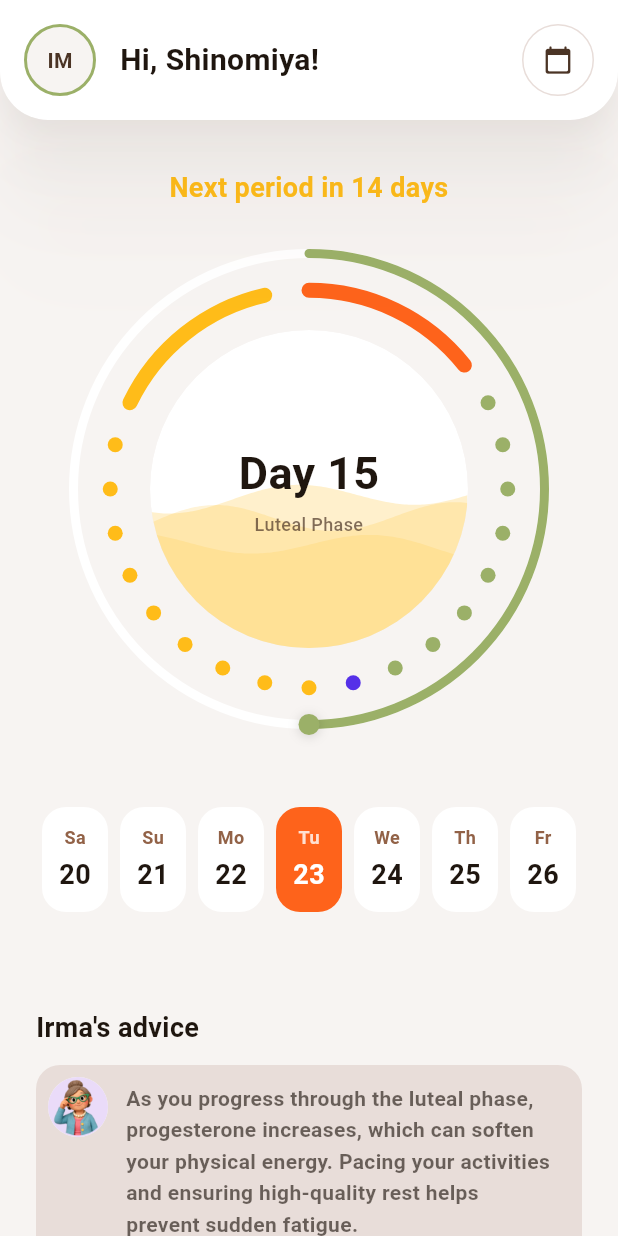
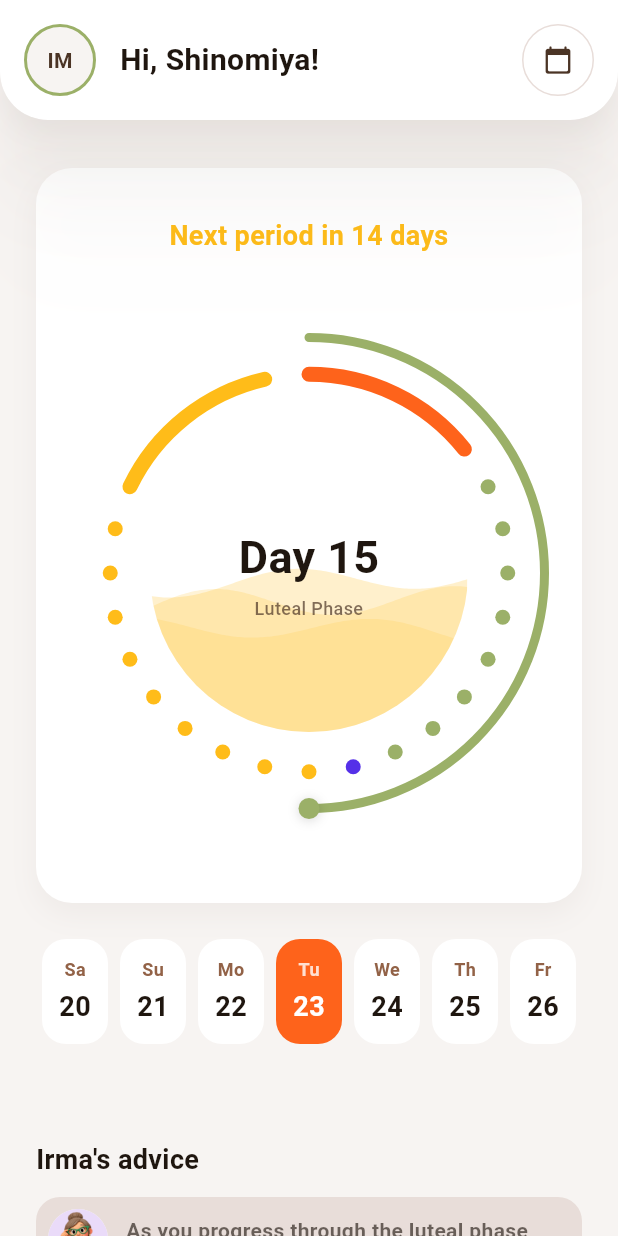
Before and after one commit to dsegelov123/Irma-App, a Flutter app: the DashboardView screen opened directly with empty values, on a phone screen of 412 x 824 dp. Run offline on Flutter 3.47's test engine with Material 3 defaults, Android fonts, the phone set to English and light mode, and no system bars; our stand-ins replace flutter_secure_storage, flutter_svg, google_fonts, hive_flutter, local_auth, phosphor_flutter; accounts and stored records are empty.

Commit message:
Redesign dashboard layout: put cycle indicator in a white box container, and wrap wellness cards in a white, full-width container with a Body, Mind & Soul title

```diff
--- a/lib/views/dashboard_view.dart
+++ b/lib/views/dashboard_view.dart
@@ -98,6 +98,25 @@ class _DashboardViewState extends State<DashboardView> {
                           ),
                           child: Column(
                             children: [
+                              Container(
+                                width: double.infinity,
+                                decoration: BoxDecoration(
+                                  color: Colors.white,
+                                  borderRadius: BorderRadius.circular(IrmaRadius.stat),
+                                  boxShadow: [
+                                    BoxShadow(
+                                      color: IrmaColors.brown80.withValues(alpha: 0.05),
+                                      blurRadius: 16,
+                                      offset: const Offset(0, 8),
+                                    ),
+                                  ],
+                                ),
+                                padding: const EdgeInsets.symmetric(
+                                  horizontal: IrmaSpacing.lg,
+                                  vertical: IrmaSpacing.xl,
+                                ),
+                                child: Column(
+                                  children: [
                                     Text(
                                       isLate ? 'Period is late!' : 'Next period in $daysUntil days',
                                       style: IrmaTextStyles.labelXl.copyWith(
@@ -105,6 +124,7 @@ class _DashboardViewState extends State<DashboardView> {
                                       ),
                                       textAlign: TextAlign.center,
                                     ),
+                                    const SizedBox(height: IrmaSpacing.lg),
                                     Center(
                                       child: IrmaCycleCircularIndicator(
                                         progress: (selectedCycleDay / avgLength).clamp(0.0, 1.0),
@@ -113,6 +133,9 @@ class _DashboardViewState extends State<DashboardView> {
                                         periodDuration: periodDuration,
                                         phaseName: selectedPhase,
                                         phaseColor: phaseStyle.color,
+                                      ),
+                                    ),
+                                  ],
                                 ),
                               ),
                               const SizedBox(height: IrmaSpacing.lg),
@@ -215,6 +238,25 @@ class _DashboardViewState extends State<DashboardView> {
                         ),
                         child: Column(
                           children: [
+                            Container(
+                              width: double.infinity,
+                              decoration: BoxDecoration(
+                                color: Colors.white,
+                                borderRadius: BorderRadius.circular(IrmaRadius.stat),
+                                boxShadow: [
+                                  BoxShadow(
+                                    color: IrmaColors.brown80.withValues(alpha: 0.05),
+                                    blurRadius: 16,
+                                    offset: const Offset(0, 8),
+                                  ),
+                                ],
+                              ),
+                              padding: const EdgeInsets.symmetric(
+                                horizontal: IrmaSpacing.lg,
+                                vertical: IrmaSpacing.xl,
+                              ),
+                              child: Column(
+                                children: [
                                   // Centered prediction header
                                   Text(
                                     isLate ? 'Period is late!' : 'Next period in $daysUntil days',
@@ -223,7 +265,7 @@ class _DashboardViewState extends State<DashboardView> {
                                     ),
                                     textAlign: TextAlign.center,
                                   ),
-
+                                  const SizedBox(height: IrmaSpacing.lg),
                                   // Centered circular cycle graphic
                                   Center(
                                     child: IrmaCycleCircularIndicator(
@@ -235,8 +277,10 @@ class _DashboardViewState extends State<DashboardView> {
                                       phaseColor: phaseStyle.color,
                                     ),
                                   ),
+                                ],
+                              ),
+                            ),
                             const SizedBox(height: IrmaSpacing.lg),
-
                             // Horizontal weekly strip calendar centered around today
                             IrmaHorizontalWeekCalendar(
                               themeColor: IrmaColors.orange50,
@@ -422,9 +466,19 @@ class _DashboardViewState extends State<DashboardView> {
 
     return Container(
       width: double.infinity,
-      color: Colors.transparent,
-      padding: const EdgeInsets.symmetric(horizontal: IrmaSpacing.lg, vertical: 24),
-      child: Row(
+      color: Colors.white,
+      padding: const EdgeInsets.symmetric(horizontal: IrmaSpacing.lg, vertical: IrmaSpacing.xl),
+      child: Column(
+        crossAxisAlignment: CrossAxisAlignment.start,
+        children: [
+          Text(
+            'Body, Mind & Soul',
+            style: IrmaTextStyles.labelXl.copyWith(
+              color: IrmaColors.brown100,
+            ),
+          ),
+          const SizedBox(height: IrmaSpacing.md),
+          Row(
             children: [
               // Card 1: Body Score
               Expanded(
@@ -466,6 +520,8 @@ class _DashboardViewState extends State<DashboardView> {
                   statusColor: IrmaColors.purple20,
                   shadowColor: IrmaColors.purple30,
                 ),
+              ),
+            ],
           ),
         ],
       ),
```
Lines whose indentation alone changed are shown as unchanged.
